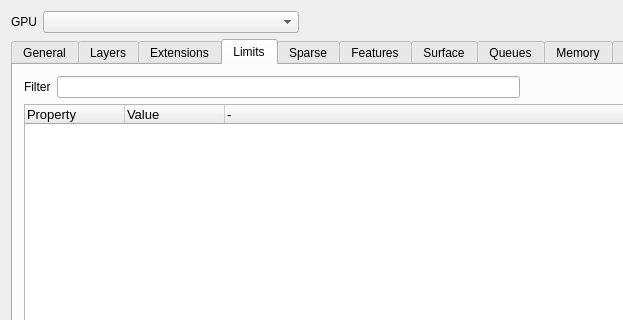
chaoticbob/VulkanInfoViewer, file mainwindow.ui: the form before one commit; both pictures show x 0 to 623 and y 0 to 320 of the 1006 by 807 pixel window.
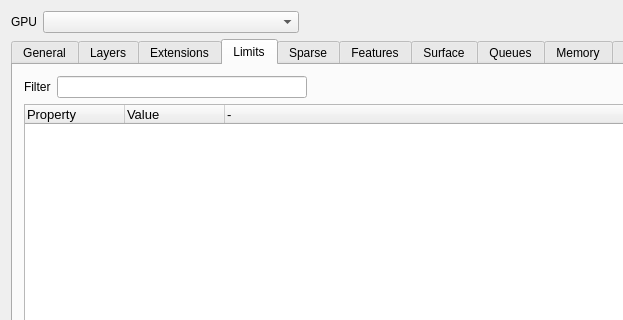
The form after the commit. The open tabs and pages were chosen to show the change.

The edit to the form file:
```diff
--- a/mainwindow.ui
+++ b/mainwindow.ui
@@ -415,10 +415,16 @@
                <widget class="QLineEdit" name="limitsFilter">
                 <property name="minimumSize">
                  <size>
-                  <width>128</width>
+                  <width>250</width>
                   <height>0</height>
                  </size>
                 </property>
+                <property name="maximumSize">
+                 <size>
+                  <width>250</width>
+                  <height>16777215</height>
+                 </size>
+                </property>
                </widget>
               </item>
               <item>
```
Left out of the diff: 10 changed lines with no effect on the pictures.
